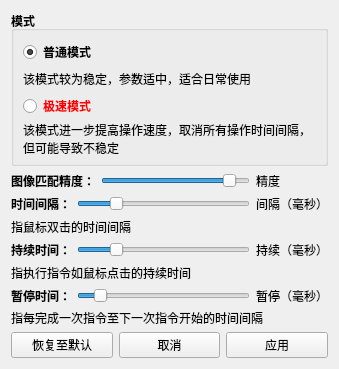
First picture: the form in 窗体/setting.ui, repository FsterThanLight/Clicker, before the edit.
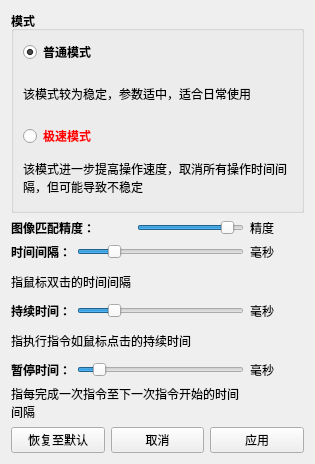
Second picture: the form after the edit. Icons and pictures are not drawn.

Commit message: 2022/4/12 设置窗口完成

```diff
--- a/窗体/setting.ui
+++ b/窗体/setting.ui
@@ -6,8 +6,8 @@
    <rect>
     <x>0</x>
     <y>0</y>
-    <width>339</width>
-    <height>369</height>
+    <width>315</width>
+    <height>464</height>
    </rect>
   </property>
   <property name="windowTitle">
@@ -187,6 +187,13 @@
    </item>
    <item row="1" column="0" colspan="3">
     <layout class="QGridLayout" name="gridLayout_2">
+     <item row="4" column="0" colspan="4">
+      <widget class="QLabel" name="label_13">
+       <property name="text">
+        <string>指执行指令如鼠标点击的持续时间</string>
+       </property>
+      </widget>
+     </item>
      <item row="0" column="0" colspan="2">
       <widget class="QLabel" name="label_3">
        <property name="font">
@@ -200,46 +207,13 @@
        </property>
       </widget>
      </item>
-     <item row="1" column="0">
-      <widget class="QLabel" name="label_5">
-       <property name="font">
-        <font>
-         <weight>75</weight>
-         <bold>true</bold>
-        </font>
-       </property>
+     <item row="6" column="0" colspan="4">
+      <widget class="QLabel" name="label_12">
        <property name="text">
-        <string>时间间隔：</string>
+        <string>指每完成一次指令至下一次指令开始的时间间隔</string>
        </property>
-      </widget>
-     </item>
-     <item row="3" column="3" colspan="2">
-      <widget class="QLabel" name="label_8">
-       <property name="text">
-        <string>持续（毫秒）</string>
-       </property>
-      </widget>
-     </item>
-     <item row="0" column="2">
-      <widget class="QSlider" name="horizontalSlider">
-       <property name="maximum">
-        <number>10</number>
-       </property>
-       <property name="singleStep">
-        <number>1</number>
-       </property>
-       <property name="value">
-        <number>9</number>
-       </property>
-       <property name="orientation">
-        <enum>Qt::Horizontal</enum>
-       </property>
-      </widget>
-     </item>
-     <item row="5" column="3" colspan="2">
-      <widget class="QLabel" name="label_10">
-       <property name="text">
-        <string>暂停（毫秒）</string>
+       <property name="wordWrap">
+        <bool>true</bool>
        </property>
       </widget>
      </item>
@@ -256,26 +230,34 @@
        </property>
       </widget>
      </item>
-     <item row="3" column="1" colspan="2">
-      <widget class="QSlider" name="horizontalSlider_3">
-       <property name="maximum">
-        <number>1000</number>
+     <item row="1" column="4">
+      <widget class="QLabel" name="label_6">
+       <property name="text">
+        <string>毫秒</string>
        </property>
-       <property name="singleStep">
-        <number>100</number>
+      </widget>
+     </item>
+     <item row="5" column="0">
+      <widget class="QLabel" name="label_9">
+       <property name="font">
+        <font>
+         <weight>75</weight>
+         <bold>true</bold>
+        </font>
        </property>
-       <property name="pageStep">
-        <number>100</number>
+       <property name="text">
+        <string>暂停时间：</string>
        </property>
-       <property name="value">
-        <number>200</number>
+      </widget>
+     </item>
+     <item row="3" column="4">
+      <widget class="QLabel" name="label_8">
+       <property name="text">
+        <string>毫秒</string>
        </property>
-       <property name="orientation">
-        <enum>Qt::Horizontal</enum>
-       </property>
       </widget>
      </item>
-     <item row="2" column="0" colspan="5">
+     <item row="2" column="0" colspan="4">
       <widget class="QLabel" name="label_11">
        <property name="text">
         <string>指鼠标双击的时间间隔</string>
@@ -285,21 +267,50 @@
        </property>
       </widget>
      </item>
-     <item row="0" column="3" colspan="2">
+     <item row="0" column="4">
       <widget class="QLabel" name="label_4">
        <property name="text">
         <string>精度</string>
        </property>
       </widget>
      </item>
-     <item row="1" column="3" colspan="2">
-      <widget class="QLabel" name="label_6">
+     <item row="1" column="0">
+      <widget class="QLabel" name="label_5">
+       <property name="font">
+        <font>
+         <weight>75</weight>
+         <bold>true</bold>
+        </font>
+       </property>
        <property name="text">
-        <string>间隔（毫秒）</string>
+        <string>时间间隔：</string>
        </property>
       </widget>
      </item>
-     <item row="1" column="1" colspan="2">
+     <item row="5" column="4">
+      <widget class="QLabel" name="label_10">
+       <property name="text">
+        <string>毫秒</string>
+       </property>
+      </widget>
+     </item>
+     <item row="0" column="2" colspan="2">
+      <widget class="QSlider" name="horizontalSlider">
+       <property name="maximum">
+        <number>10</number>
+       </property>
+       <property name="singleStep">
+        <number>1</number>
+       </property>
+       <property name="value">
+        <number>9</number>
+       </property>
+       <property name="orientation">
+        <enum>Qt::Horizontal</enum>
+       </property>
+      </widget>
+     </item>
+     <item row="1" column="1" colspan="3">
       <widget class="QSlider" name="horizontalSlider_2">
        <property name="maximum">
         <number>1000</number>
@@ -318,20 +329,26 @@
        </property>
       </widget>
      </item>
-     <item row="5" column="0">
-      <widget class="QLabel" name="label_9">
-       <property name="font">
-        <font>
-         <weight>75</weight>
-         <bold>true</bold>
-        </font>
+     <item row="3" column="1" colspan="3">
+      <widget class="QSlider" name="horizontalSlider_3">
+       <property name="maximum">
+        <number>1000</number>
        </property>
-       <property name="text">
-        <string>暂停时间：</string>
+       <property name="singleStep">
+        <number>100</number>
+       </property>
+       <property name="pageStep">
+        <number>100</number>
+       </property>
+       <property name="value">
+        <number>200</number>
+       </property>
+       <property name="orientation">
+        <enum>Qt::Horizontal</enum>
        </property>
       </widget>
      </item>
-     <item row="5" column="1" colspan="2">
+     <item row="5" column="1" colspan="3">
       <widget class="QSlider" name="horizontalSlider_4">
        <property name="maximum">
         <number>1000</number>
@@ -350,20 +367,6 @@
        </property>
       </widget>
      </item>
-     <item row="6" column="0" colspan="5">
-      <widget class="QLabel" name="label_12">
-       <property name="text">
-        <string>指每完成一次指令至下一次指令开始的时间间隔</string>
-       </property>
-      </widget>
-     </item>
-     <item row="4" column="0" colspan="5">
-      <widget class="QLabel" name="label_13">
-       <property name="text">
-        <string>指执行指令如鼠标点击的持续时间</string>
-       </property>
-      </widget>
-     </item>
     </layout>
    </item>
    <item row="2" column="0">
```
Left out of the diff: 44 changed lines with no effect on the pictures. The commit also changes 3 other files.
